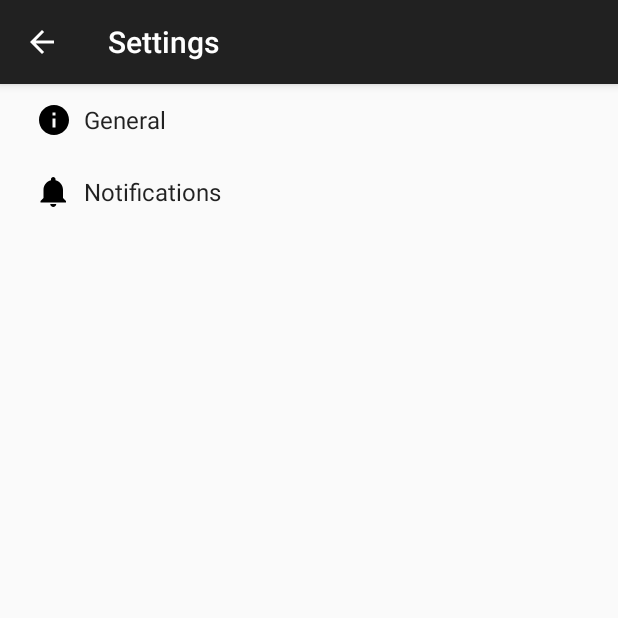
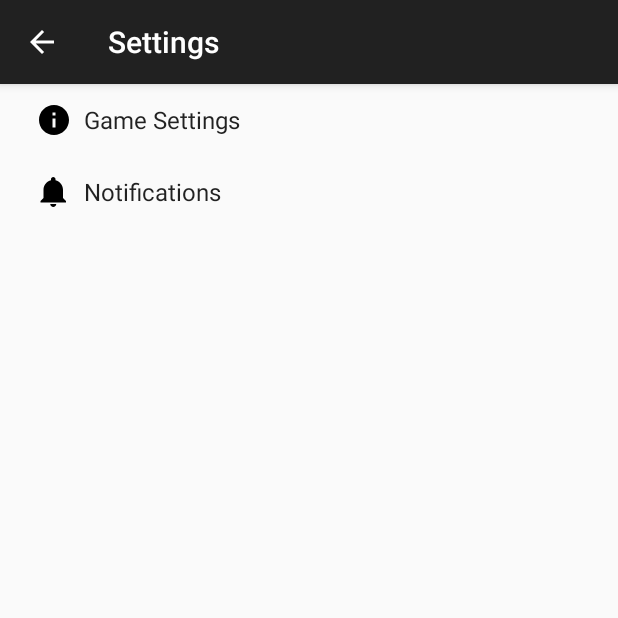
Before and after one commit to gmar1274/Mobile_AI_TicTacToe, an Android app: the fragment TicTacToeFragment placed in its activity, after a tap on "Settings", on a phone screen of 412 x 824 dp, the top half of it. Run offline under Robolectric (Android 15) with nearby library versions, the phone set to English and light mode, and no system bars; 1 other tap on this screen came first.

Commit message:
Varied AI's difficulty level for game play.

```diff
--- a/app/src/main/java/ai/portfolio/dev/project/app/com/tictactoe/Activities/MainActivity.java
+++ b/app/src/main/java/ai/portfolio/dev/project/app/com/tictactoe/Activities/MainActivity.java
@@ -153,7 +153,7 @@ public class MainActivity extends AppCompatActivity
     protected void onResume() {
         super.onResume();
         //signInSilently();
-        mMediaPlayer.start();
+        if(mMediaPlayer!=null)mMediaPlayer.start();
     }
 
 
--- a/app/src/main/java/ai/portfolio/dev/project/app/com/tictactoe/Activities/SettingsActivity.java
+++ b/app/src/main/java/ai/portfolio/dev/project/app/com/tictactoe/Activities/SettingsActivity.java
@@ -199,6 +199,7 @@ public class SettingsActivity extends AppCompatPreferenceActivity {
                 bindPreferenceSummaryToValue(findPreference(getString(R.string.pref_player_one_color_key)));
                 bindPreferenceSummaryToValue(findPreference(getString(R.string.pref_player_two_color_key)));
                 bindPreferenceSummaryToValue(findPreference(getString(R.string.pref_single_player_mode_key)));
+                bindPreferenceSummaryToValue(findPreference(getString(R.string.pref_difficulty_key)));
 
             }catch (Exception e){
                 e.printStackTrace();
--- a/app/src/main/java/ai/portfolio/dev/project/app/com/tictactoe/Fragments/TicTacToeFragment.java
+++ b/app/src/main/java/ai/portfolio/dev/project/app/com/tictactoe/Fragments/TicTacToeFragment.java
@@ -132,7 +132,7 @@ public class TicTacToeFragment extends Fragment implements ITicTacToeFragment {
 
     private void beginGame(Player mPlayerOne,Player mPlayerTwo) {
          mGameEngine =  newGame(this.getActivity(), mPlayerOne, mPlayerTwo);
-         if(mGameEngine.isAIEnabled()){mGameEngine.getDifficultyFromString(ai_difficulty);}
+         if(mGameEngine.isAIEnabled()){mGameEngine.setDifficulty(ai_difficulty);}
          mButtons = attachButtonListeners();
          resetBG(mPlayerOneTV);
          resetBG(mPlayerTwoTV);
--- a/app/src/main/java/ai/portfolio/dev/project/app/com/tictactoe/Interfaces/IMinmax.java
+++ b/app/src/main/java/ai/portfolio/dev/project/app/com/tictactoe/Interfaces/IMinmax.java
@@ -28,7 +28,7 @@ public interface IMinmax {
     /**
      * @return terminal state
      */
-    int evaluate();
+    int evaluate(IDifficulty.DIFFICULTY difficulty);
     /**
      * @return gamestate
      */
--- a/app/src/main/res/values/strings.xml
+++ b/app/src/main/res/values/strings.xml
@@ -14,7 +14,7 @@
     <!-- Strings related to Settings -->
 
     <!-- Example General settings -->
-    <string name="pref_header_general">General</string>
+    <string name="pref_header_general">Game Settings</string>
 
     <string name="pref_title_social_recommendations">Enable social recommendations</string>
     <string name="pref_description_social_recommendations">Recommendations for people to contact
--- a/app/src/main/res/xml/pref_general.xml
+++ b/app/src/main/res/xml/pref_general.xml
@@ -31,7 +31,6 @@
         android:summary="@string/pref_description_single_mode"
         android:title="@string/pref_title_single_mode" />
     <ListPreference
-        android:summary="Changes the AI's intelligence."
         android:defaultValue="Hard"
         android:entries="@array/pref_difficulty"
         android:entryValues="@array/pref_difficulty"
```
Also changed, not shown: app/src/main/java/ai/portfolio/dev/project/app/com/tictactoe/Objects/GameEngine.java (+25 -15 lines).
